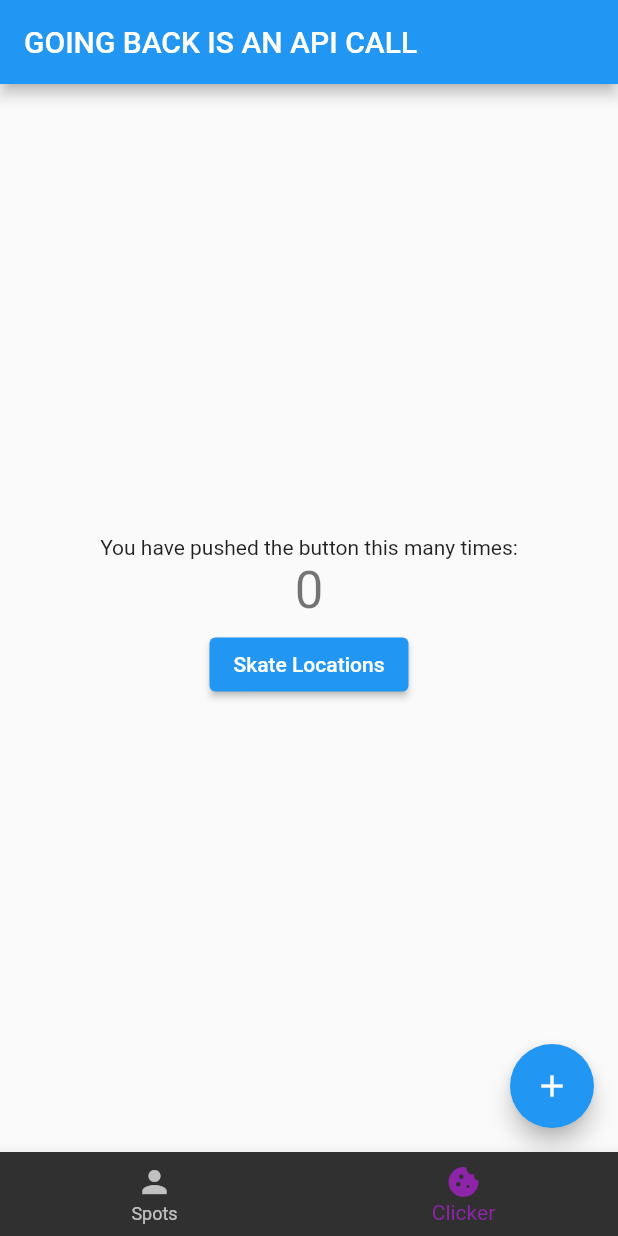
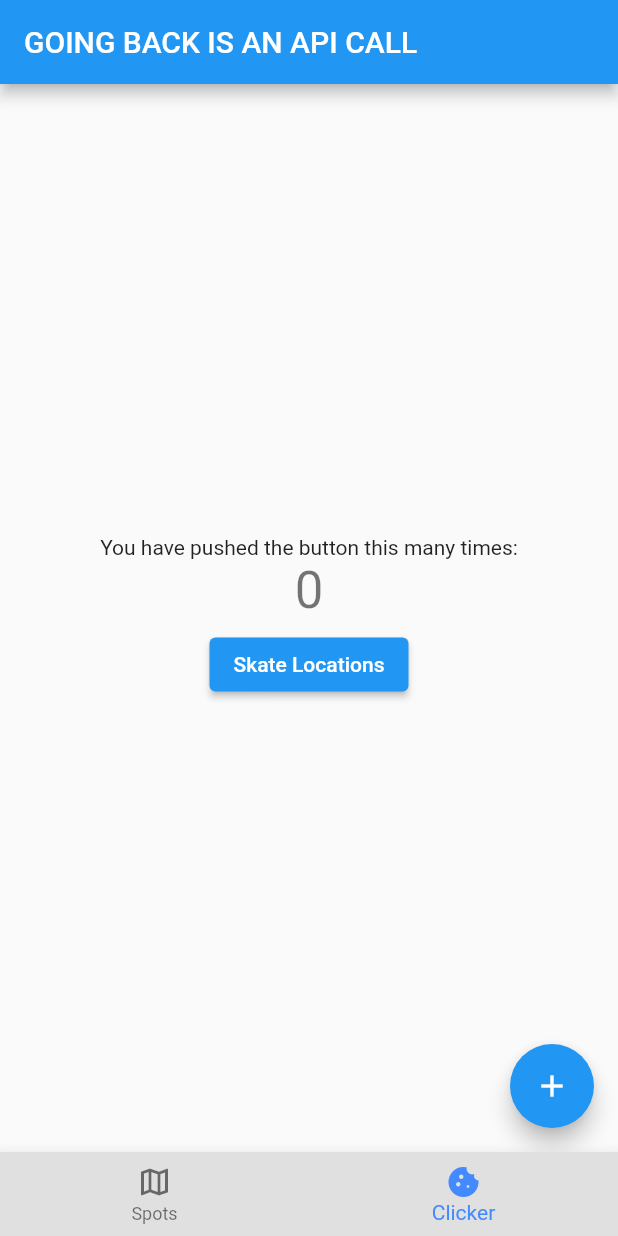
Before and after one commit to sj0726/SkateRight, a Flutter app: the screen it shows after launch, item 2 of the bottom bar chosen, on a phone screen of 412 x 824 dp. Run offline on Flutter 3.47's test engine with Material 2 defaults, Android fonts, the phone set to English and light mode, and no system bars; our stand-ins replace firebase_core, firebase_database, google_maps_flutter; accounts and stored records are empty; statements that could not run were skipped.

Commit message:
Aesthetic changes for demo

```diff
--- a/skateright_flutter/lib/cookie_clicker.dart
+++ b/skateright_flutter/lib/cookie_clicker.dart
@@ -18,7 +18,7 @@ class ClickerPage extends StatelessWidget {
   @override
   Widget build(BuildContext context) {
     return MaterialApp(
-      title: 'WARNING - going back to maps is ANOTHER API CALL',
+      title: 'Database Interaction',
       theme: ThemeData(
         primarySwatch: Colors.blue,
       ),
--- a/skateright_flutter/lib/main.dart
+++ b/skateright_flutter/lib/main.dart
@@ -9,7 +9,7 @@ class MyApp extends StatelessWidget {
   @override
   Widget build(BuildContext context) {
     return MaterialApp(
-      theme: ThemeData.dark(),
+      theme: ThemeData.light(),
       home: MainScreen(),
       debugShowCheckedModeBanner: false,
     );
--- a/skateright_flutter/lib/main_screen.dart
+++ b/skateright_flutter/lib/main_screen.dart
@@ -28,10 +28,11 @@ class _MainScreenState extends State<MainScreen> {
       bottomNavigationBar: BottomNavigationBar(
         type: BottomNavigationBarType.fixed,
         currentIndex: _pageIndex,
-        selectedItemColor: Colors.purple[600],
+        selectedItemColor: Colors.blueAccent,
+        backgroundColor: Colors.grey[300],
         onTap: _onNavigationTap,
         items: const <BottomNavigationBarItem>[
-          BottomNavigationBarItem(icon: Icon(Icons.person), label: 'Spots'),
+          BottomNavigationBarItem(icon: Icon(Icons.map_outlined), label: 'Spots'),
           BottomNavigationBarItem(icon: Icon(Icons.cookie), label: 'Clicker'),
         ],
       ),
```
